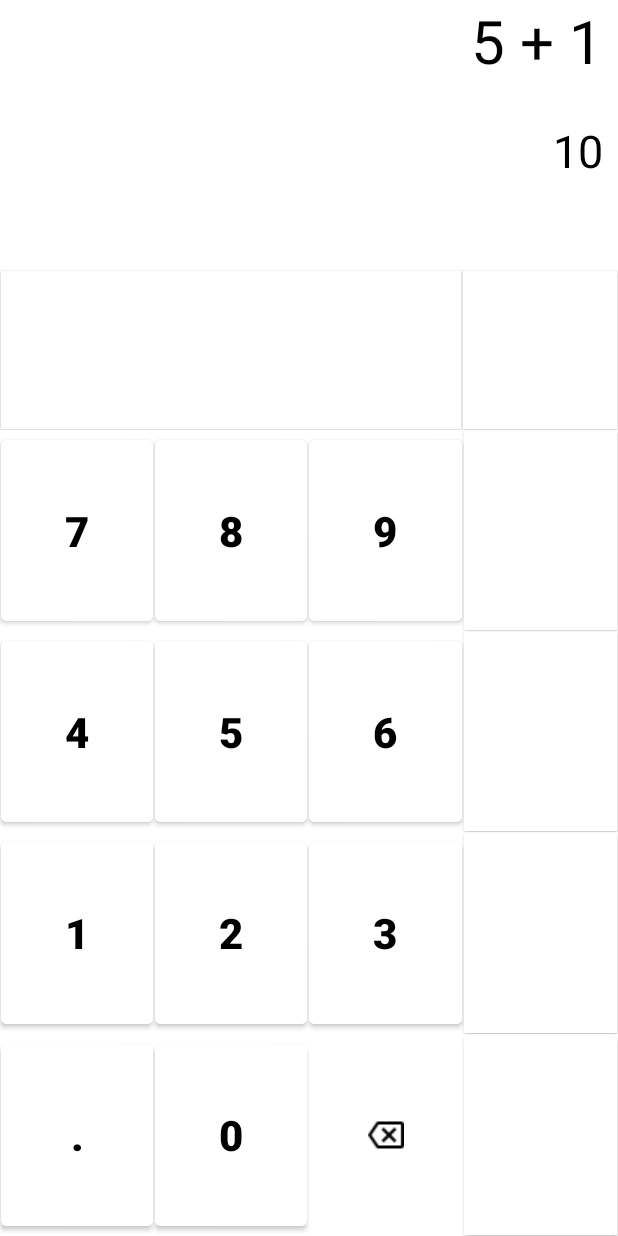
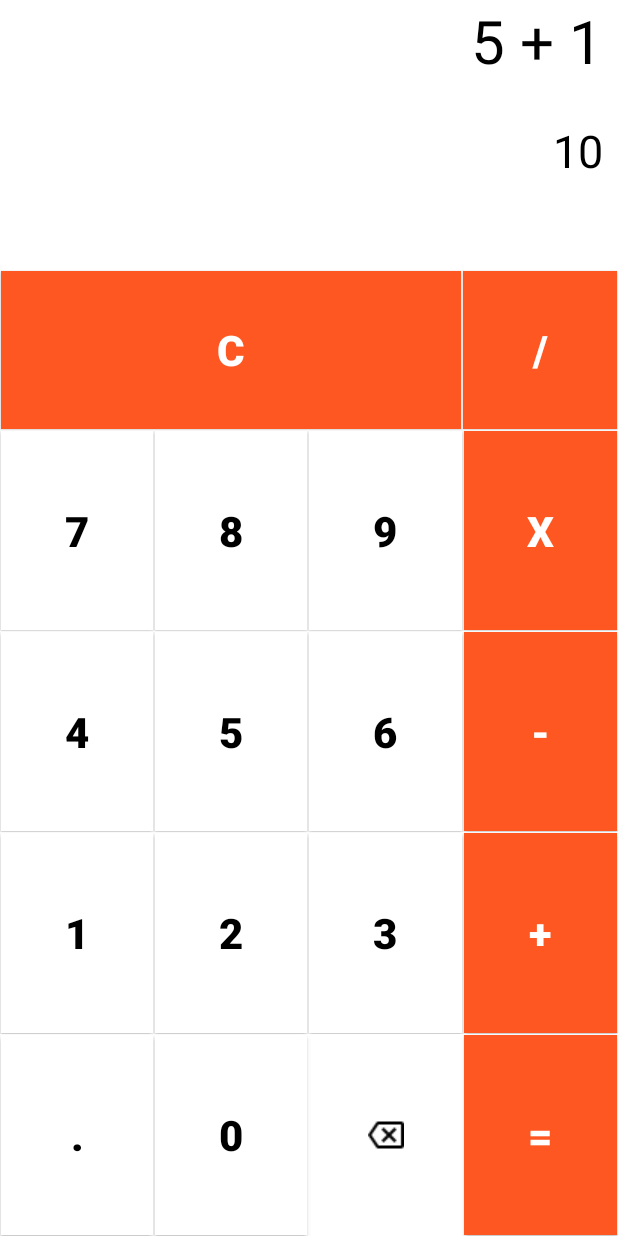
Before and after one commit to DiegoPSantana/CalculatorAndroid, an Android app: the screen it shows after launch (MainActivity), on a phone screen of 412 x 824 dp. Run offline under Robolectric (Android 15) with nearby library versions, the phone set to English and light mode, and no system bars.

Commit message:
Eliminando espaçamento alterando todos para AppCompat

```diff
--- a/app/src/main/res/layout/activity_main.xml
+++ b/app/src/main/res/layout/activity_main.xml
@@ -9,7 +9,7 @@
         android:background="@color/white"
         tools:context=".MainActivity">
 
-    <TextView
+    <androidx.appcompat.widget.AppCompatTextView
               android:id="@+id/txt_expressao"
               android:layout_width="match_parent"
               android:layout_height="80dp"
@@ -22,7 +22,7 @@
               android:singleLine="true"
               />
 
-    <TextView
+    <androidx.appcompat.widget.AppCompatTextView
               android:id="@+id/txt_resultado"
               android:layout_width="match_parent"
               android:layout_height="100dp"
@@ -43,12 +43,14 @@
         android:layout_weight="0.8"
         android:orientation="horizontal">
 
-        <Button android:id="@+id/bt_limpar"
+        <androidx.appcompat.widget.AppCompatButton
+                android:id="@+id/bt_limpar"
                 style="@style/Operators_Button"
                 android:layout_weight="3"
                 android:text="C"/>
 
-        <Button android:id="@+id/bt_divisao"
+        <androidx.appcompat.widget.AppCompatButton
+                android:id="@+id/bt_divisao"
                 style="@style/Operators_Button"
                 android:text="/" />
 
@@ -62,22 +64,22 @@
         android:layout_weight="1"
         android:orientation="horizontal">
 
-        <Button
+        <androidx.appcompat.widget.AppCompatButton
             android:id="@+id/numero_sete"
             style="@style/Numbers_Button"
             android:text="7" />
 
-        <Button
+        <androidx.appcompat.widget.AppCompatButton
             android:id="@+id/numero_oito"
             style="@style/Numbers_Button"
             android:text="8" />
 
-        <Button
+        <androidx.appcompat.widget.AppCompatButton
             android:id="@+id/numero_9"
             style="@style/Numbers_Button"
             android:text="9" />
 
-        <Button
+        <androidx.appcompat.widget.AppCompatButton
             android:id="@+id/multiplicacao"
             style="@style/Operators_Button"
             android:text="x" />
@@ -92,7 +94,7 @@
             android:layout_weight="1"
             android:orientation="horizontal">
 
-        <Button
+        <androidx.appcompat.widget.AppCompatButton
                 android:id="@+id/numero_quatro"
                 style="@style/Numbers_Button"
                 android:text="4" />
@@ -102,12 +104,12 @@
                 style="@style/Numbers_Button"
                 android:text="5" />
 
-        <Button
+        <androidx.appcompat.widget.AppCompatButton
                 android:id="@+id/numero_seis"
                 style="@style/Numbers_Button"
                 android:text="6" />
 
-        <Button
+        <androidx.appcompat.widget.AppCompatButton
                 android:id="@+id/subtracao"
                 style="@style/Operators_Button"
                 android:text="-" />
@@ -122,22 +124,22 @@
             android:layout_weight="1"
             android:orientation="horizontal">
 
-        <Button
+        <androidx.appcompat.widget.AppCompatButton
                 android:id="@+id/numero_um"
                 style="@style/Numbers_Button"
                 android:text="1" />
 
-        <Button
+        <androidx.appcompat.widget.AppCompatButton
                 android:id="@+id/numero_dois"
                 style="@style/Numbers_Button"
                 android:text="2" />
 
-        <Button
+        <androidx.appcompat.widget.AppCompatButton
                 android:id="@+id/numero_tres"
                 style="@style/Numbers_Button"
                 android:text="3" />
 
-       <Button
+       <androidx.appcompat.widget.AppCompatButton
                 android:id="@+id/soma"
                 style="@style/Operators_Button"
                 android:text="+" />
@@ -150,24 +152,24 @@
         android:layout_weight="1"
         android:orientation="horizontal">
 
-        <Button
+        <androidx.appcompat.widget.AppCompatButton
             android:id="@+id/ponto"
             style="@style/Numbers_Button"
             android:text="." />
 
-        <Button
+        <androidx.appcompat.widget.AppCompatButton
             android:id="@+id/numero_0"
             style="@style/Numbers_Button"
             android:text="0" />
 
-        <ImageView
+        <androidx.appcompat.widget.AppCompatImageView
             android:id="@+id/backspace"
             style="@style/Numbers_Button"
             android:src="@drawable/backspace"
             android:scaleType="center"
             />
 
-        <Button
+        <androidx.appcompat.widget.AppCompatButton
             android:id="@+id/igual"
             style="@style/Operators_Button"
             android:text="=" />
--- a/app/src/main/res/values/Styles.xml
+++ b/app/src/main/res/values/Styles.xml
@@ -23,7 +23,7 @@
         <!-- Botões Numéricos-->
 
         <style name="Numbers_Button" parent="Container_Button">
-            <item name="android:backgroundTint">@color/white</item>
+            <item name="android:background">@color/white</item>
             <item name="android:textColor">@color/black</item>
         </style>
 
```
